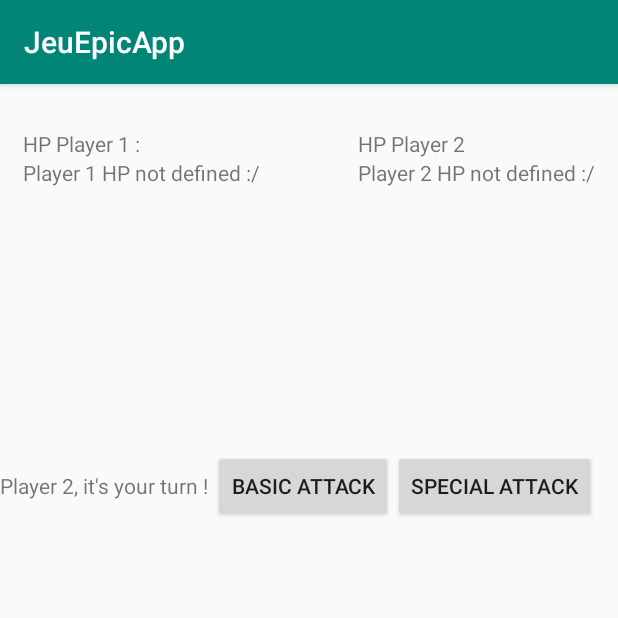
After one commit to Romorain5/EpicGameApp, an Android app: the FightActivity screen opened directly, with no data from a screen before it, on a phone screen of 412 x 824 dp, the top half of it. The commit adds this screen. Run offline under Robolectric (Android 15) with nearby library versions, the phone set to English and light mode, and no system bars; 5 statements that could not run were skipped.

Commit message:
Ajout du combat -Le joueur 1 ne fait pas de degat au joueur 2 alors que le joueur 2 arrive à en faire au joueur 1 Interface minimaliste pour l'instant.

```diff
--- a/app/src/main/AndroidManifest.xml
+++ b/app/src/main/AndroidManifest.xml
@@ -9,6 +9,7 @@
         android:roundIcon="@mipmap/ic_launcher_round"
         android:supportsRtl="true"
         android:theme="@style/AppTheme">
+        <activity android:name=".activity.FightActivity"></activity>
         <activity android:name=".activity.MainActivity">
             <intent-filter>
                 <action android:name="android.intent.action.MAIN" />
--- /dev/null
+++ b/app/src/main/java/com/romain/jeuepicapp/activity/FightActivity.java
@@ -0,0 +1,145 @@
+package com.romain.jeuepicapp.activity;
+
+import androidx.appcompat.app.AppCompatActivity;
+
+import android.content.Intent;
+import android.os.Bundle;
+import android.util.Log;
+import android.view.View;
+import android.widget.LinearLayout;
+import android.widget.TextView;
+import android.widget.Toast;
+
+import com.romain.jeuepicapp.Character;
+import com.romain.jeuepicapp.Marksman;
+import com.romain.jeuepicapp.R;
+import com.romain.jeuepicapp.Warrior;
+import com.romain.jeuepicapp.Wizard;
+
+public class FightActivity extends AppCompatActivity {
+
+    public static final  String LOG_TAG =
+            FightActivity.class.getSimpleName();
+
+    private TextView hpP1;
+    private TextView hpP2;
+    public static Character Ajoueur1 = null;
+    public static Character Ajoueur2 = null;
+    public static boolean isPlayer1Turn = true;
+    private LinearLayout Player1Control;
+    private LinearLayout Player2Control;
+
+
+
+    @Override
+    public void onCreate(Bundle savedInstanceState) {
+        super.onCreate(savedInstanceState);
+        setContentView(R.layout.activity_fight);
+
+        Log.d(LOG_TAG, "onCreate: Fight Activity executed successfully ");
+        //Intent intent = getIntent();
+        Bundle extras = getIntent().getExtras();
+        // int classeP1;
+        // classeP1 = extras.getInt("PlayerClassID");
+         Ajoueur1 = CreateCaracters (
+                1,
+                extras.getInt("Player1ClassID"),
+                extras.getInt("Player1Level"),
+                extras.getInt("Player1Strength"),
+                extras.getInt("Player1Agility"),
+                extras.getInt("Player1Intel"),
+                extras.getInt("Player1Chance"));
+
+
+        Ajoueur2 = CreateCaracters (
+                2,
+                extras.getInt("Player2ClassID"),
+                extras.getInt("Player2Level"),
+                extras.getInt("Player2Strength"),
+                extras.getInt("Player2Agility"),
+                extras.getInt("Player2Intel"),
+                extras.getInt("Player2Chance"));
+
+        Player1Control = findViewById(R.id.linear_layout_control_p1);
+        Player2Control = findViewById(R.id.linear_layout_control_p2);
+        hpP1 = findViewById(R.id.figth_activity_p1_hp);
+        hpP2 = findViewById(R.id.figth_activity_p2_hp);
+
+        hpP1.setText(Integer.toString(Ajoueur1.getHealth()));
+        hpP2.setText(Integer.toString(Ajoueur2.getHealth()));
+
+        if (Ajoueur1.getIntelligence() < Ajoueur2.getIntelligence()) {
+            Player1Control.setVisibility(View.VISIBLE);
+        } else {
+            Player2Control.setVisibility(View.VISIBLE);
+        }
+
+
+    }
+
+
+
+
+
+    public static Character CreateCaracters(int pID, int cla, int lvl, int strg, int agi, int inte, int chance){
+
+
+
+        if (cla == 1) {
+            return new Warrior(lvl, strg, agi, inte, pID, chance);
+        } else if (cla == 2) {
+            return new Marksman(lvl, strg, agi, inte, pID, chance);
+        } else {
+            return new Wizard(lvl, strg, agi, inte, pID, chance);
+        }
+    }
+
+    public void isSomeoneDead(){
+        if (Ajoueur1.getHealth() <= 0) {
+            Player1Control.setVisibility(View.INVISIBLE);
+            Player2Control.setVisibility(View.INVISIBLE);
+            Toast.makeText(this, "Le joueur 1 est mort ! Le joueur 2 a gagné !", Toast.LENGTH_LONG);
+        } else if (Ajoueur2.getHealth() <= 0 ) {
+            Player1Control.setVisibility(View.INVISIBLE);
+            Player2Control.setVisibility(View.INVISIBLE);
+            Toast.makeText(this, "Le joueur 2 est mort ! Le joueur 1 a gagné !", Toast.LENGTH_LONG);
+        }
+
+    }
+
+    public void P1_basic_attack_to_P2(View view) {
+        Log.d(LOG_TAG, "P1_basic_attack_to_P2:  entered method");
+        Ajoueur1.basicAttack(Ajoueur2);
+        Log.d(LOG_TAG, "P1_basic_attack_to_P2:  executed joueur1.basicAttack");
+        hpP2.setText(Integer.toString(Ajoueur2.getHealth())); // refresh player 2 health
+        Player1Control.setVisibility(View.INVISIBLE);
+        Player2Control.setVisibility(View.VISIBLE);
+        isSomeoneDead();
+    }
+
+    public void P1_special_attack_to_P2(View view) {
+        Ajoueur1.specialAttack(Ajoueur2);
+        hpP1.setText(Integer.toString(Ajoueur1.getHealth()));
+        hpP2.setText(Integer.toString(Ajoueur2.getHealth()));
+        Player1Control.setVisibility(View.INVISIBLE);
+        Player2Control.setVisibility(View.VISIBLE);
+        isSomeoneDead();
+    }
+
+    public void P2_basic_attack_to_P1(View view) {
+        Ajoueur2.basicAttack(Ajoueur1);
+        hpP1.setText(Integer.toString(Ajoueur1.getHealth())); // refresh player 1 health
+        Player2Control.setVisibility(View.INVISIBLE);
+        Player1Control.setVisibility(View.VISIBLE);
+        isSomeoneDead();
+    }
+
+    public void P2_special_attack_to_P1(View view) {
+        Ajoueur2.specialAttack(Ajoueur1);
+        hpP1.setText(Integer.toString(Ajoueur1.getHealth()));
+        hpP2.setText(Integer.toString(Ajoueur2.getHealth()));
+        Player2Control.setVisibility(View.INVISIBLE);
+        Player1Control.setVisibility(View.VISIBLE);
+        isSomeoneDead();
+    }
+}
--- /dev/null
+++ b/app/src/main/res/layout/activity_fight.xml
@@ -0,0 +1,114 @@
+<?xml version="1.0" encoding="utf-8"?>
+<RelativeLayout xmlns:android="http://schemas.android.com/apk/res/android"
+    xmlns:app="http://schemas.android.com/apk/res-auto"
+    xmlns:tools="http://schemas.android.com/tools"
+    android:layout_width="match_parent"
+    android:layout_height="match_parent"
+    tools:context=".activity.FightActivity"
+    android:orientation="vertical">
+
+
+    <LinearLayout
+    android:layout_width="wrap_content"
+    android:layout_height="wrap_content"
+    android:orientation="vertical"
+    android:layout_marginLeft="15dp"
+    android:layout_marginTop="30dp"
+    android:id="@+id/linear_layout_fight_p1">
+
+        <TextView
+        android:id="@+id/HP1"
+        android:layout_width="wrap_content"
+        android:layout_height="wrap_content"
+        android:text="HP Player 1 : " />
+
+         <TextView
+         android:id="@+id/figth_activity_p1_hp"
+        android:layout_width="wrap_content"
+        android:layout_height="wrap_content"
+        android:text="Player 1 HP not defined :/ "
+        android:layout_below="@+id/HP1"/>
+    </LinearLayout>
+
+    <LinearLayout
+    android:layout_width="wrap_content"
+    android:layout_height="wrap_content"
+    android:orientation="vertical"
+    android:layout_marginRight="15dp"
+    android:layout_alignParentRight="true"
+    android:layout_marginTop="30dp"
+    android:id="@+id/linear_layout_fight_p2">
+
+
+         <TextView
+        android:layout_width="wrap_content"
+        android:layout_height="wrap_content"
+        android:text="HP Player 2" />
+        <TextView
+            android:id="@+id/figth_activity_p2_hp"
+            android:layout_width="wrap_content"
+            android:layout_height="wrap_content"
+            android:text="Player 2 HP not defined :/"/>
+
+    </LinearLayout>
+    <LinearLayout
+        android:layout_below="@+id/linear_layout_fight_p1"
+        android:layout_width="match_parent"
+        android:layout_marginTop="175dp"
+        android:orientation="horizontal"
+        android:visibility="invisible"
+        android:layout_height="wrap_content"
+        android:id="@+id/linear_layout_control_p1">
+        <TextView
+            android:layout_width="wrap_content"
+            android:layout_height="wrap_content"
+            android:text="Player 1, it's your turn ! "/>
+
+        <Button
+            android:layout_width="wrap_content"
+            android:layout_height="wrap_content"
+            android:text="Basic attack"
+            android:onClick="P1_basic_attack_to_P2"
+            android:id="@+id/fight_basic_attack_p1"/>
+
+        <Button
+            android:layout_width="wrap_content"
+            android:layout_height="wrap_content"
+            android:text="Special attack"
+            android:onClick="P1_special_attack_to_P2"
+            android:id="@+id/fight_special_attack_p1"/>
+
+    </LinearLayout>
+
+    <LinearLayout
+        android:layout_below="@+id/linear_layout_fight_p2"
+        android:layout_width="match_parent"
+        android:layout_marginTop="175dp"
+        android:orientation="horizontal"
+        android:visibility="invisible"
+        android:id="@+id/linear_layout_control_p2"
+        android:layout_height="wrap_content">
+        <TextView
+            android:layout_width="wrap_content"
+            android:layout_height="wrap_content"
+            android:text="Player 2, it's your turn ! "/>
+
+        <Button
+            android:layout_width="wrap_content"
+            android:layout_height="wrap_content"
+            android:text="Basic attack"
+            android:onClick="P2_basic_attack_to_P1"
+            android:id="@+id/fight_basic_attack_p2"/>
+
+        <Button
+            android:layout_width="wrap_content"
+            android:layout_height="wrap_content"
+            android:text="Special attack"
+            android:onClick="P2_special_attack_to_P1"
+            android:id="@+id/fight_special_attack_p2"/>
+
+    </LinearLayout>
+
+
+
+</RelativeLayout>
--- a/app/src/main/res/layout/activity_main.xml
+++ b/app/src/main/res/layout/activity_main.xml
@@ -214,6 +214,7 @@
         android:textSize="18dp"
         android:layout_centerHorizontal="true"
         android:padding="20dp"
-        android:layout_marginTop="20dp"/>
+        android:layout_marginTop="20dp"
+        android:onClick="StartFightActivity"/>
 
 </RelativeLayout>
```
Also changed, not shown: app/src/main/java/com/romain/jeuepicapp/Marksman.java (+2 -5 lines), app/src/main/java/com/romain/jeuepicapp/PlayersCreation.java (deleted, +0 -85 lines), app/src/main/java/com/romain/jeuepicapp/Warrior.java (+4 -5 lines), app/src/main/java/com/romain/jeuepicapp/Wizard.java (+4 -6 lines), app/src/main/java/com/romain/jeuepicapp/activity/MainActivity.java (+43 -19 lines).
